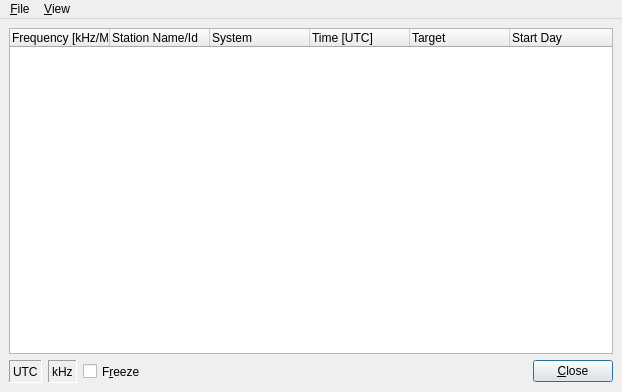
Qt form dream/src/GUI-QT/LiveScheduleWindow.ui (mmjee/dream-patched) before a commit.
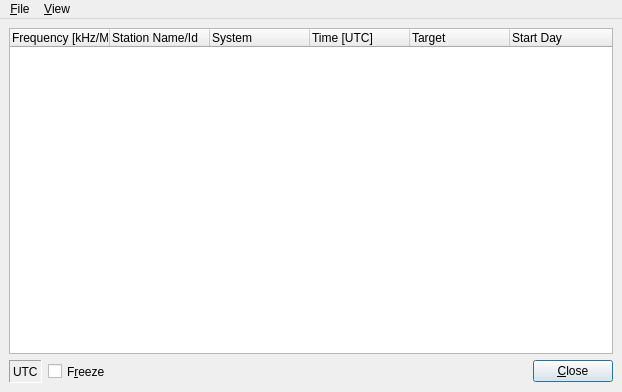
The same form after that commit. Icons and pictures are not drawn.

Patch:
```diff
--- a/dream/src/GUI-QT/LiveScheduleWindow.ui
+++ b/dream/src/GUI-QT/LiveScheduleWindow.ui
@@ -98,34 +98,6 @@
         </property>
        </widget>
       </item>
-      <item>
-       <widget class="QLabel" name="labelFrequency">
-        <property name="sizePolicy">
-         <sizepolicy hsizetype="Minimum" vsizetype="Maximum">
-          <horstretch>0</horstretch>
-          <verstretch>0</verstretch>
-         </sizepolicy>
-        </property>
-        <property name="minimumSize">
-         <size>
-          <width>0</width>
-          <height>23</height>
-         </size>
-        </property>
-        <property name="frameShape">
-         <enum>QFrame::Panel</enum>
-        </property>
-        <property name="frameShadow">
-         <enum>QFrame::Sunken</enum>
-        </property>
-        <property name="text">
-         <string>kHz</string>
-        </property>
-        <property name="textFormat">
-         <enum>Qt::PlainText</enum>
-        </property>
-       </widget>
-      </item>
       <item>
        <widget class="QCheckBox" name="CheckBoxFreeze">
         <property name="sizePolicy">
```
Left out of the diff: 20 changed lines with no effect on the pictures. Lines whose indentation alone changed are shown as unchanged.
